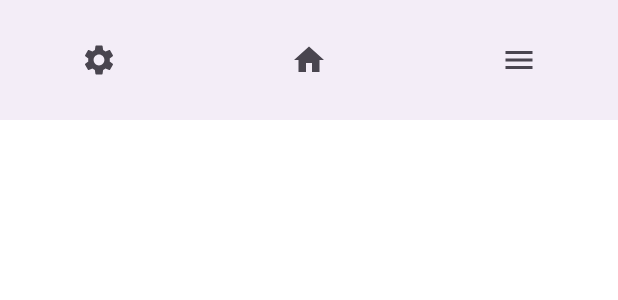
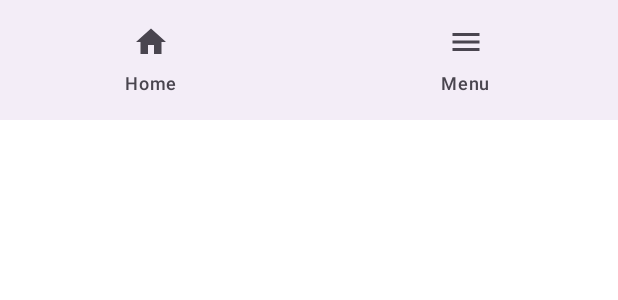
Before and after one commit to HuxleyMc/TheCoffeeShop, an Android app built with Jetpack Compose: the @Preview function CoffeeShopBottomAppBarPreview, on a phone screen of 412 x 824 dp. Shown: the top 300 px of the screen. Run offline under Robolectric (Android 15) with nearby library versions, the phone set to English and light mode, and no system bars.

Commit message:
Refactoring MainActivity

```diff
--- a/app/src/main/AndroidManifest.xml
+++ b/app/src/main/AndroidManifest.xml
@@ -1,6 +1,5 @@
 <?xml version="1.0" encoding="utf-8"?>
-<manifest xmlns:android="http://schemas.android.com/apk/res/android"
-    xmlns:tools="http://schemas.android.com/tools">
+<manifest xmlns:android="http://schemas.android.com/apk/res/android">
 
     <application
         android:allowBackup="true"
@@ -10,8 +9,7 @@
         android:label="@string/app_name"
         android:roundIcon="@drawable/ic_launcher"
         android:supportsRtl="true"
-        android:theme="@style/Theme.TheCoffeeShop"
-        tools:targetApi="31">
+        android:theme="@style/Theme.TheCoffeeShop">
         <activity
             android:name=".MainActivity"
             android:exported="true"
--- /dev/null
+++ b/app/src/main/java/com/huxleymc/thecoffeeshop/ui/components/BottomAppBar.kt
@@ -0,0 +1,42 @@
+package com.huxleymc.thecoffeeshop.ui.components
+
+
+import androidx.compose.material3.Icon
+import androidx.compose.material3.NavigationBar
+import androidx.compose.material3.NavigationBarItem
+import androidx.compose.material3.Text
+import androidx.compose.runtime.Composable
+import androidx.compose.ui.res.painterResource
+import androidx.compose.ui.tooling.preview.Preview
+import com.huxleymc.thecoffeeshop.R
+import com.huxleymc.thecoffeeshop.ui.theme.Typography
+
+
+@Composable
+fun CoffeeShopBottomAppBar() {
+    NavigationBar {
+        NavigationBarItem(selected = false, label = {
+            Text(text = "Home", style = Typography.labelMedium)
+        }, onClick = { /*TODO*/ }, icon = {
+            Icon(
+                painter = painterResource(id = R.drawable.baseline_home_24),
+                contentDescription = null
+            )
+        })
+        NavigationBarItem(selected = false, label = {
+            Text(text = "Menu", style = Typography.labelMedium)
+        }, onClick = { /*TODO*/ }, icon = {
+            Icon(
+                painter = painterResource(id = R.drawable.baseline_menu_24),
+                contentDescription = null
+            )
+        })
+    }
+}
+
+
+@Preview
+@Composable
+private fun CoffeeShopBottomAppBarPreview() {
+    CoffeeShopBottomAppBar()
+}
--- a/app/src/main/java/com/huxleymc/thecoffeeshop/ui/components/TabBar.kt
+++ /dev/null
@@ -1,34 +0,0 @@
-package com.huxleymc.thecoffeeshop.ui.components
-
-
-import androidx.compose.material3.Icon
-import androidx.compose.material3.NavigationBar
-import androidx.compose.material3.NavigationBarItem
-import androidx.compose.runtime.Composable
-import androidx.compose.ui.res.painterResource
-import androidx.compose.ui.tooling.preview.Preview
-import com.huxleymc.thecoffeeshop.R
-
-
-@Composable
-fun CoffeeShopBottomAppBar() {
-    NavigationBar {
-        NavigationBarItem(selected = false, onClick = { /*TODO*/ }, icon = {
-            Icon(painter = painterResource(id = R.drawable.baseline_settings_24), contentDescription = null)
-        })
-        NavigationBarItem(selected = false, onClick = { /*TODO*/ }, icon = {
-            Icon(painter = painterResource(id = R.drawable.baseline_home_24), contentDescription = null)
-        })
-        NavigationBarItem(selected = false, onClick = { /*TODO*/ }, icon = {
-            Icon(painter = painterResource(id = R.drawable.baseline_menu_24), contentDescription = null)
-        })
-    }
-}
-
-
-
-@Preview
-@Composable
-private fun CoffeeShopBottomAppBarPreview() {
-    CoffeeShopBottomAppBar()
-}
```
Also changed, not shown: app/src/main/java/com/huxleymc/thecoffeeshop/MainActivity.kt (+5 -13 lines), app/src/main/java/com/huxleymc/thecoffeeshop/ui/components/TopAppBar.kt (added, +46 -0 lines).
